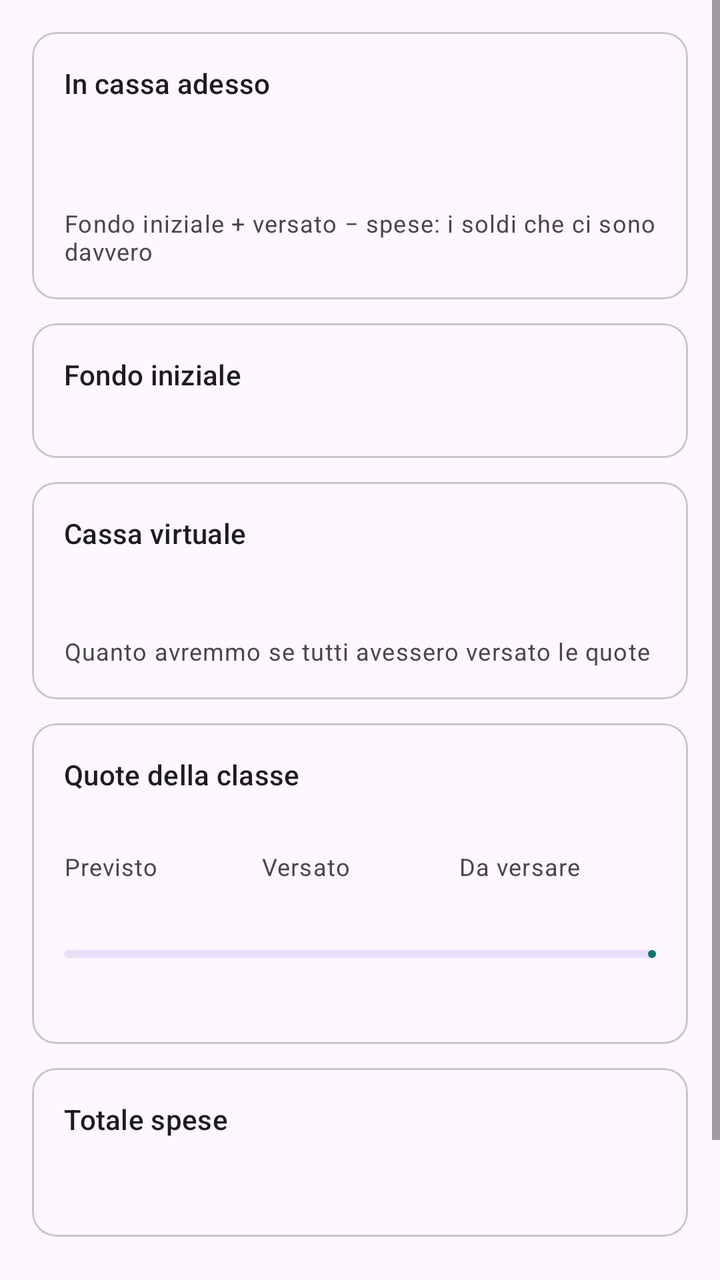
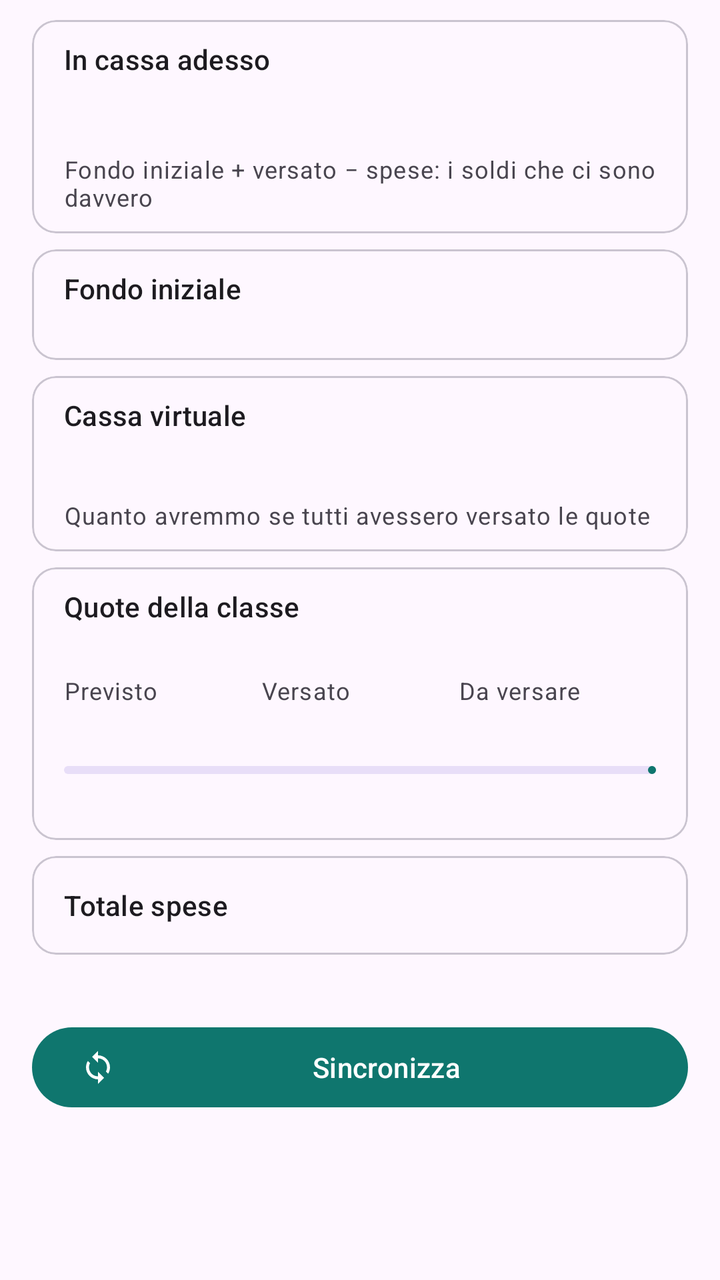

Compare the two renders of this Android layout. The source of the first and the diff that turns it into the second are given below.
<!-- AndroidManifest.xml: application theme Theme.Fondocassa -->
<!-- res/layout/fragment_riepilogo.xml -->
<?xml version="1.0" encoding="utf-8"?>
<ScrollView xmlns:android="http://schemas.android.com/apk/res/android"
    xmlns:app="http://schemas.android.com/apk/res-auto"
    android:layout_width="match_parent"
    android:layout_height="match_parent">

    <LinearLayout
        android:layout_width="match_parent"
        android:layout_height="wrap_content"
        android:orientation="vertical"
        android:padding="16dp">

        
        <com.google.android.material.card.MaterialCardView
            android:layout_width="match_parent"
            android:layout_height="wrap_content"
            android:layout_marginBottom="12dp">

            <LinearLayout
                android:layout_width="match_parent"
                android:layout_height="wrap_content"
                android:orientation="vertical"
                android:padding="16dp">

                <TextView
                    android:layout_width="wrap_content"
                    android:layout_height="wrap_content"
                    android:text="@string/cassa_reale"
                    android:textAppearance="?attr/textAppearanceLabelLarge" />

                <TextView
                    android:id="@+id/testo_cassa_reale"
                    android:layout_width="wrap_content"
                    android:layout_height="wrap_content"
                    android:layout_marginTop="4dp"
                    android:textAppearance="?attr/textAppearanceDisplaySmall" />

                <TextView
                    android:layout_width="wrap_content"
                    android:layout_height="wrap_content"
                    android:text="@string/cassa_reale_nota"
                    android:textAppearance="?attr/textAppearanceBodySmall" />
            </LinearLayout>
        </com.google.android.material.card.MaterialCardView>

        
        <com.google.android.material.card.MaterialCardView
            android:id="@+id/card_fondo_iniziale"
            android:layout_width="match_parent"
            android:layout_height="wrap_content"
            android:layout_marginBottom="12dp"
            android:clickable="true"
            android:focusable="true">

            <LinearLayout
                android:layout_width="match_parent"
                android:layout_height="wrap_content"
                android:orientation="horizontal"
                android:padding="16dp">

                <LinearLayout
                    android:layout_width="0dp"
                    android:layout_height="wrap_content"
                    android:layout_weight="1"
                    android:orientation="vertical">

                    <TextView
                        android:layout_width="wrap_content"
                        android:layout_height="wrap_content"
                        android:text="@string/fondo_iniziale"
                        android:textAppearance="?attr/textAppearanceLabelLarge" />

                    <TextView
                        android:id="@+id/testo_fondo_dettaglio"
                        android:layout_width="wrap_content"
                        android:layout_height="wrap_content"
                        android:textAppearance="?attr/textAppearanceBodySmall" />
                </LinearLayout>

                <TextView
                    android:id="@+id/testo_fondo_iniziale"
                    android:layout_width="wrap_content"
                    android:layout_height="wrap_content"
                    android:layout_gravity="center_vertical"
                    android:layout_marginStart="12dp"
                    android:textAppearance="?attr/textAppearanceTitleLarge" />
            </LinearLayout>
        </com.google.android.material.card.MaterialCardView>

        
        <com.google.android.material.card.MaterialCardView
            android:layout_width="match_parent"
            android:layout_height="wrap_content"
            android:layout_marginBottom="12dp">

            <LinearLayout
                android:layout_width="match_parent"
                android:layout_height="wrap_content"
                android:orientation="vertical"
                android:padding="16dp">

                <TextView
                    android:layout_width="wrap_content"
                    android:layout_height="wrap_content"
                    android:text="@string/cassa_virtuale"
                    android:textAppearance="?attr/textAppearanceLabelLarge" />

                <TextView
                    android:id="@+id/testo_cassa_virtuale"
                    android:layout_width="wrap_content"
                    android:layout_height="wrap_content"
                    android:layout_marginTop="4dp"
                    android:textAppearance="?attr/textAppearanceHeadlineMedium" />

                <TextView
                    android:layout_width="wrap_content"
                    android:layout_height="wrap_content"
                    android:text="@string/cassa_virtuale_nota"
                    android:textAppearance="?attr/textAppearanceBodySmall" />
            </LinearLayout>
        </com.google.android.material.card.MaterialCardView>

        
        <com.google.android.material.card.MaterialCardView
            android:layout_width="match_parent"
            android:layout_height="wrap_content"
            android:layout_marginBottom="12dp">

            <LinearLayout
                android:layout_width="match_parent"
                android:layout_height="wrap_content"
                android:orientation="vertical"
                android:padding="16dp">

                <TextView
                    android:layout_width="wrap_content"
                    android:layout_height="wrap_content"
                    android:text="@string/quote_titolo"
                    android:textAppearance="?attr/textAppearanceLabelLarge" />

                <TextView
                    android:id="@+id/testo_quote_dettaglio"
                    android:layout_width="wrap_content"
                    android:layout_height="wrap_content"
                    android:layout_marginBottom="12dp"
                    android:textAppearance="?attr/textAppearanceBodySmall" />

                <LinearLayout
                    android:layout_width="match_parent"
                    android:layout_height="wrap_content"
                    android:orientation="horizontal">

                    <LinearLayout
                        android:layout_width="0dp"
                        android:layout_height="wrap_content"
                        android:layout_weight="1"
                        android:orientation="vertical">

                        <TextView
                            android:layout_width="wrap_content"
                            android:layout_height="wrap_content"
                            android:text="@string/quote_previsto"
                            android:textAppearance="?attr/textAppearanceBodySmall" />

                        <TextView
                            android:id="@+id/testo_previsto"
                            android:layout_width="wrap_content"
                            android:layout_height="wrap_content"
                            android:textAppearance="?attr/textAppearanceTitleMedium" />
                    </LinearLayout>

                    <LinearLayout
                        android:layout_width="0dp"
                        android:layout_height="wrap_content"
                        android:layout_weight="1"
                        android:orientation="vertical">

                        <TextView
                            android:layout_width="wrap_content"
                            android:layout_height="wrap_content"
                            android:text="@string/quote_versato"
                            android:textAppearance="?attr/textAppearanceBodySmall" />

                        <TextView
                            android:id="@+id/testo_versato"
                            android:layout_width="wrap_content"
                            android:layout_height="wrap_content"
                            android:textAppearance="?attr/textAppearanceTitleMedium" />
                    </LinearLayout>

                    <LinearLayout
                        android:layout_width="0dp"
                        android:layout_height="wrap_content"
                        android:layout_weight="1"
                        android:orientation="vertical">

                        <TextView
                            android:layout_width="wrap_content"
                            android:layout_height="wrap_content"
                            android:text="@string/quote_da_versare"
                            android:textAppearance="?attr/textAppearanceBodySmall" />

                        <TextView
                            android:id="@+id/testo_da_versare"
                            android:layout_width="wrap_content"
                            android:layout_height="wrap_content"
                            android:textAppearance="?attr/textAppearanceTitleMedium" />
                    </LinearLayout>
                </LinearLayout>

                <com.google.android.material.progressindicator.LinearProgressIndicator
                    android:id="@+id/avanzamento"
                    android:layout_width="match_parent"
                    android:layout_height="wrap_content"
                    android:layout_marginTop="12dp"
                    android:max="100" />

                <TextView
                    android:id="@+id/testo_in_regola"
                    android:layout_width="wrap_content"
                    android:layout_height="wrap_content"
                    android:layout_marginTop="8dp"
                    android:textAppearance="?attr/textAppearanceBodyMedium" />
            </LinearLayout>
        </com.google.android.material.card.MaterialCardView>

        <com.google.android.material.card.MaterialCardView
            android:layout_width="match_parent"
            android:layout_height="wrap_content"
            android:layout_marginBottom="12dp">

            <LinearLayout
                android:layout_width="match_parent"
                android:layout_height="wrap_content"
                android:orientation="vertical"
                android:padding="16dp">

                <TextView
                    android:layout_width="wrap_content"
                    android:layout_height="wrap_content"
                    android:text="@string/totale_uscite"
                    android:textAppearance="?attr/textAppearanceLabelLarge" />

                <TextView
                    android:id="@+id/testo_uscite"
                    android:layout_width="wrap_content"
                    android:layout_height="wrap_content"
                    android:layout_marginTop="4dp"
                    android:textAppearance="?attr/textAppearanceTitleLarge" />
            </LinearLayout>
        </com.google.android.material.card.MaterialCardView>

        <TextView
            android:id="@+id/testo_sync"
            android:layout_width="match_parent"
            android:layout_height="wrap_content"
            android:layout_marginBottom="8dp"
            android:textAppearance="?attr/textAppearanceBodySmall" />

        <com.google.android.material.button.MaterialButton
            android:id="@+id/bottone_sincronizza"
            android:layout_width="match_parent"
            android:layout_height="wrap_content"
            android:text="@string/azione_sincronizza"
            app:icon="@drawable/ic_sync" />
    </LinearLayout>
</ScrollView>
<!-- resources referenced by this layout -->
<resources>
  <!-- drawable ic_sync (drawable) -->
  <?xml version="1.0" encoding="utf-8"?>
  <vector xmlns:android="http://schemas.android.com/apk/res/android"
      android:width="24dp"
      android:height="24dp"
      android:tint="?attr/colorControlNormal"
      android:viewportWidth="24"
      android:viewportHeight="24">
      <path
          android:fillColor="@android:color/white"
          android:pathData="M12,4V1L8,5l4,4V6c3.31,0 6,2.69 6,6 0,1.01 -0.25,1.97 -0.7,2.8l1.46,1.46C19.54,15.03 20,13.57 20,12c0,-4.42 -3.58,-8 -8,-8zm0,14c-3.31,0 -6,-2.69 -6,-6 0,-1.01 0.25,-1.97 0.7,-2.8L5.24,7.74C4.46,8.97 4,10.43 4,12c0,4.42 3.58,8 8,8v3l4,-4 -4,-4v3z" />
  </vector>
  <string name="azione_sincronizza">Sincronizza</string>
  <string name="cassa_reale">In cassa adesso</string>
  <string name="cassa_reale_nota">Fondo iniziale + versato − spese: i soldi che ci sono davvero</string>
  <string name="cassa_virtuale">Cassa virtuale</string>
  <string name="cassa_virtuale_nota">Quanto avremmo se tutti avessero versato le quote</string>
  <string name="fondo_iniziale">Fondo iniziale</string>
  <string name="quote_da_versare">Da versare</string>
  <string name="quote_previsto">Previsto</string>
  <string name="quote_titolo">Quote della classe</string>
  <string name="quote_versato">Versato</string>
  <string name="totale_uscite">Totale spese</string>
  <style name="Theme.Fondocassa" parent="Theme.Material3.DayNight.NoActionBar">
          <item name="colorPrimary">@color/verde</item>
          <item name="colorOnPrimary">@android:color/white</item>
          <item name="colorSecondary">@color/verde</item>
      </style>
  <color name="verde">#0F766E</color>
</resources>

<!-- the commit's change to res/layout/fragment_riepilogo.xml (unified diff, before → after) -->
@@ -8,19 +8,21 @@
         android:layout_width="match_parent"
         android:layout_height="wrap_content"
         android:orientation="vertical"
-        android:padding="16dp">
-
-        
-        <com.google.android.material.card.MaterialCardView
-            android:layout_width="match_parent"
-            android:layout_height="wrap_content"
-            android:layout_marginBottom="12dp">
+        android:paddingHorizontal="16dp"
+        android:paddingVertical="10dp">
+
+        
+        <com.google.android.material.card.MaterialCardView
+            android:layout_width="match_parent"
+            android:layout_height="wrap_content"
+            android:layout_marginBottom="8dp">
 
             <LinearLayout
                 android:layout_width="match_parent"
                 android:layout_height="wrap_content"
                 android:orientation="vertical"
-                android:padding="16dp">
+                android:paddingHorizontal="16dp"
+                android:paddingVertical="10dp">
 
                 <TextView
                     android:layout_width="wrap_content"
@@ -32,8 +34,7 @@
                     android:id="@+id/testo_cassa_reale"
                     android:layout_width="wrap_content"
                     android:layout_height="wrap_content"
-                    android:layout_marginTop="4dp"
-                    android:textAppearance="?attr/textAppearanceDisplaySmall" />
+                    android:textAppearance="?attr/textAppearanceHeadlineMedium" />
 
                 <TextView
                     android:layout_width="wrap_content"
@@ -48,7 +49,7 @@
             android:id="@+id/card_fondo_iniziale"
             android:layout_width="match_parent"
             android:layout_height="wrap_content"
-            android:layout_marginBottom="12dp"
+            android:layout_marginBottom="8dp"
             android:clickable="true"
             android:focusable="true">
 
@@ -56,7 +57,8 @@
                 android:layout_width="match_parent"
                 android:layout_height="wrap_content"
                 android:orientation="horizontal"
-                android:padding="16dp">
+                android:paddingHorizontal="16dp"
+                android:paddingVertical="10dp">
 
                 <LinearLayout
                     android:layout_width="0dp"
@@ -91,13 +93,14 @@
         <com.google.android.material.card.MaterialCardView
             android:layout_width="match_parent"
             android:layout_height="wrap_content"
-            android:layout_marginBottom="12dp">
+            android:layout_marginBottom="8dp">
 
             <LinearLayout
                 android:layout_width="match_parent"
                 android:layout_height="wrap_content"
                 android:orientation="vertical"
-                android:padding="16dp">
+                android:paddingHorizontal="16dp"
+                android:paddingVertical="10dp">
 
                 <TextView
                     android:layout_width="wrap_content"
@@ -109,8 +112,7 @@
                     android:id="@+id/testo_cassa_virtuale"
                     android:layout_width="wrap_content"
                     android:layout_height="wrap_content"
-                    android:layout_marginTop="4dp"
-                    android:textAppearance="?attr/textAppearanceHeadlineMedium" />
+                    android:textAppearance="?attr/textAppearanceHeadlineSmall" />
 
                 <TextView
                     android:layout_width="wrap_content"
@@ -124,13 +126,14 @@
         <com.google.android.material.card.MaterialCardView
             android:layout_width="match_parent"
             android:layout_height="wrap_content"
-            android:layout_marginBottom="12dp">
+            android:layout_marginBottom="8dp">
 
             <LinearLayout
                 android:layout_width="match_parent"
                 android:layout_height="wrap_content"
                 android:orientation="vertical"
-                android:padding="16dp">
+                android:paddingHorizontal="16dp"
+                android:paddingVertical="10dp">
 
                 <TextView
                     android:layout_width="wrap_content"
@@ -142,7 +145,7 @@
                     android:id="@+id/testo_quote_dettaglio"
                     android:layout_width="wrap_content"
                     android:layout_height="wrap_content"
-                    android:layout_marginBottom="12dp"
+                    android:layout_marginBottom="8dp"
                     android:textAppearance="?attr/textAppearanceBodySmall" />
 
                 <LinearLayout
@@ -212,14 +215,14 @@
                     android:id="@+id/avanzamento"
                     android:layout_width="match_parent"
                     android:layout_height="wrap_content"
-                    android:layout_marginTop="12dp"
+                    android:layout_marginTop="8dp"
                     android:max="100" />
 
                 <TextView
                     android:id="@+id/testo_in_regola"
                     android:layout_width="wrap_content"
                     android:layout_height="wrap_content"
-                    android:layout_marginTop="8dp"
+                    android:layout_marginTop="4dp"
                     android:textAppearance="?attr/textAppearanceBodyMedium" />
             </LinearLayout>
         </com.google.android.material.card.MaterialCardView>
@@ -227,17 +230,20 @@
         <com.google.android.material.card.MaterialCardView
             android:layout_width="match_parent"
             android:layout_height="wrap_content"
-            android:layout_marginBottom="12dp">
-
-            <LinearLayout
-                android:layout_width="match_parent"
-                android:layout_height="wrap_content"
-                android:orientation="vertical"
-                android:padding="16dp">
-
-                <TextView
-                    android:layout_width="wrap_content"
-                    android:layout_height="wrap_content"
+            android:layout_marginBottom="8dp">
+
+            <LinearLayout
+                android:layout_width="match_parent"
+                android:layout_height="wrap_content"
+                android:orientation="horizontal"
+                android:paddingHorizontal="16dp"
+                android:paddingVertical="10dp">
+
+                <TextView
+                    android:layout_width="0dp"
+                    android:layout_height="wrap_content"
+                    android:layout_gravity="center_vertical"
+                    android:layout_weight="1"
                     android:text="@string/totale_uscite"
                     android:textAppearance="?attr/textAppearanceLabelLarge" />
 
@@ -245,7 +251,8 @@
                     android:id="@+id/testo_uscite"
                     android:layout_width="wrap_content"
                     android:layout_height="wrap_content"
-                    android:layout_marginTop="4dp"
+                    android:layout_gravity="center_vertical"
+                    android:layout_marginStart="12dp"
                     android:textAppearance="?attr/textAppearanceTitleLarge" />
             </LinearLayout>
         </com.google.android.material.card.MaterialCardView>
